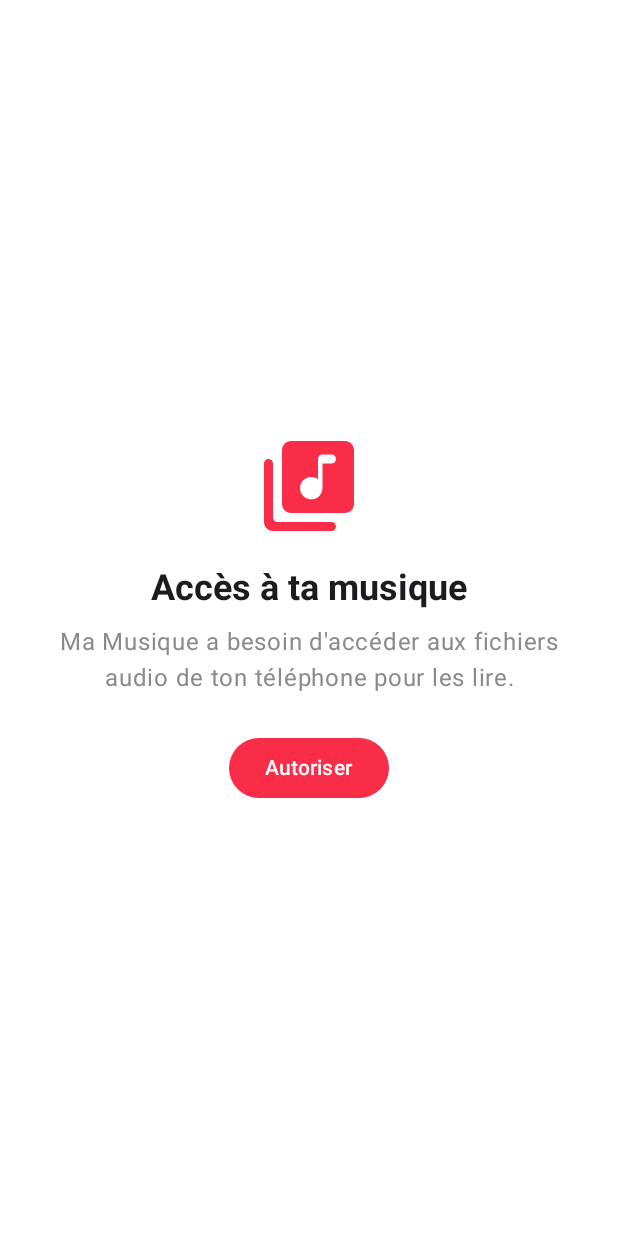
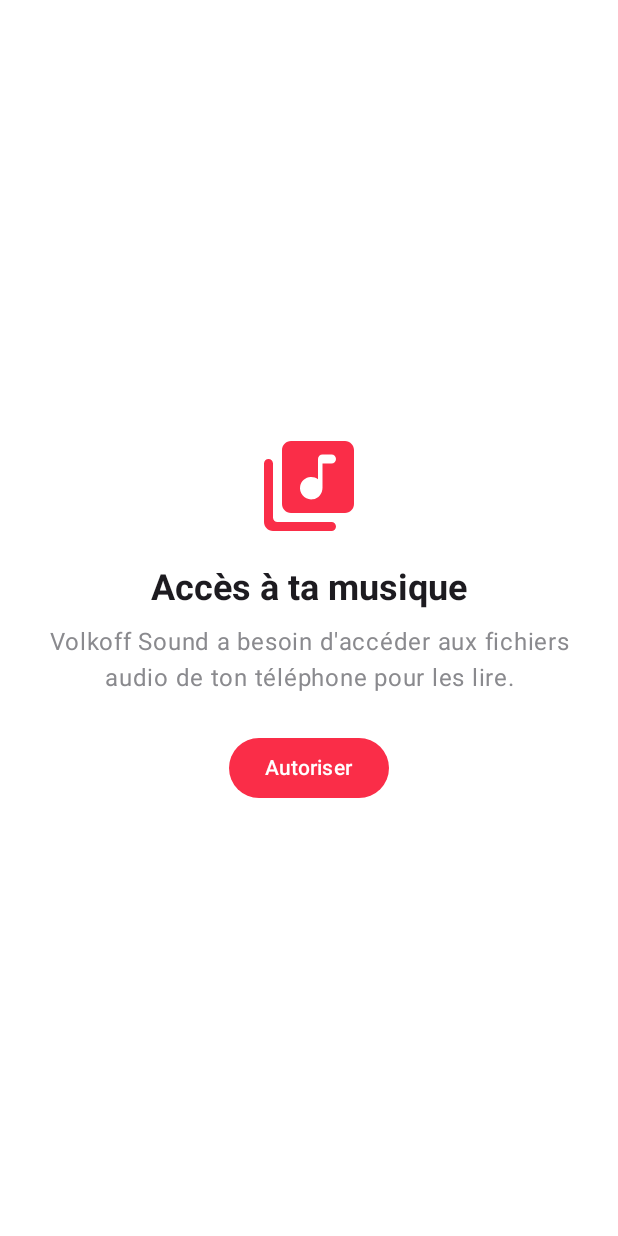
Before and after one commit to buteurdechien-svg/ma-musique-android, an Android app built with Jetpack Compose: the composable PermissionScreen shown on its own in the app's theme, on a phone screen of 412 x 824 dp. Run offline under Robolectric (Android 15) with nearby library versions, the phone set to English and light mode, and no system bars; libraries missing offline, so code that uses them is left out: kotlinx.coroutines.guava; 15 statements that could not run were skipped.

Commit message:
Renommer l'app en Volkoff Sound
Co-Authored-By: Claude Opus 5.5 <noreply@anthropic.com>
Claude-Session: https://claude.ai/code/session_01CimoRV66X9NuC2cb1xbC1V

```diff
--- a/app/src/main/java/com/ahize/mamusique/ui/App.kt
+++ b/app/src/main/java/com/ahize/mamusique/ui/App.kt
@@ -167,7 +167,7 @@ private fun PermissionScreen(onRequest: () -> Unit) {
         Text("Accès à ta musique", style = MaterialTheme.typography.headlineSmall, fontWeight = FontWeight.Bold)
         Spacer(Modifier.height(8.dp))
         Text(
-            "Ma Musique a besoin d'accéder aux fichiers audio de ton téléphone pour les lire.",
+            "Volkoff Sound a besoin d'accéder aux fichiers audio de ton téléphone pour les lire.",
             textAlign = TextAlign.Center,
             color = MaterialTheme.colorScheme.onSurfaceVariant,
         )
--- a/app/src/main/java/com/ahize/mamusique/ui/BrowserScreen.kt
+++ b/app/src/main/java/com/ahize/mamusique/ui/BrowserScreen.kt
@@ -245,7 +245,7 @@ fun startDownload(context: Context, url: String, userAgent: String?, contentDisp
             CookieManager.getInstance().getCookie(url)?.let { addRequestHeader("Cookie", it) }
             userAgent?.let { addRequestHeader("User-Agent", it) }
             setTitle(fileName)
-            setDescription("Ma Musique")
+            setDescription("Volkoff Sound")
             setNotificationVisibility(DownloadManager.Request.VISIBILITY_VISIBLE_NOTIFY_COMPLETED)
             setDestinationInExternalPublicDir(Environment.DIRECTORY_MUSIC, "MaMusique/$fileName")
         }
--- a/app/src/main/res/values/strings.xml
+++ b/app/src/main/res/values/strings.xml
@@ -1,3 +1,3 @@
 <resources>
-    <string name="app_name">Ma Musique</string>
+    <string name="app_name">Volkoff Sound</string>
 </resources>
```
Also changed, not shown: 2 other files.
